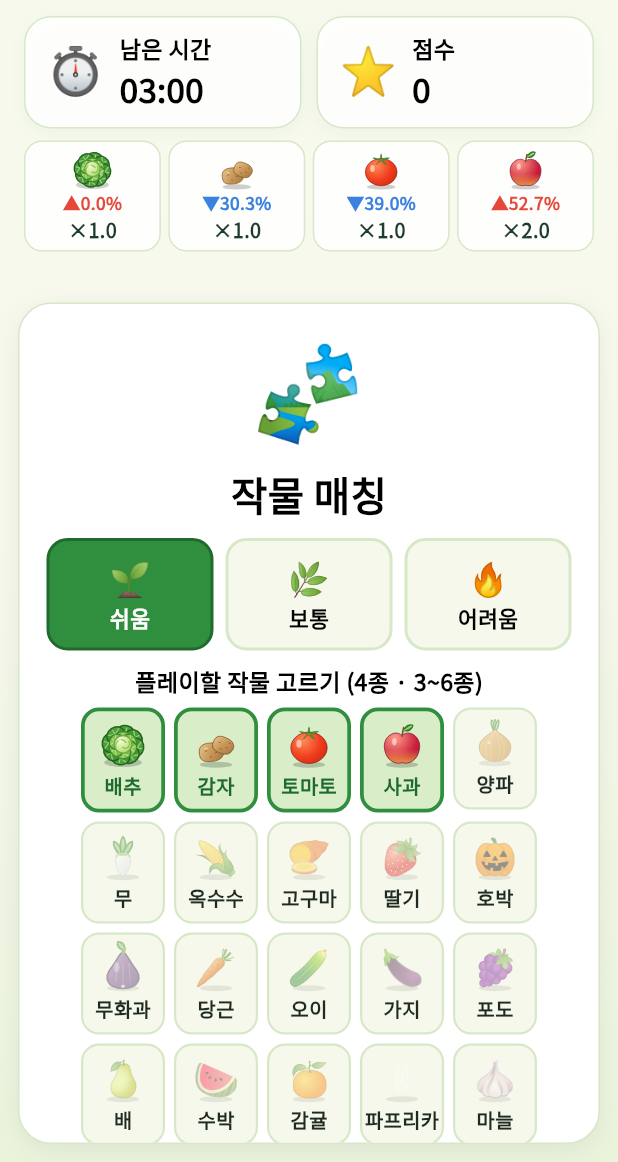
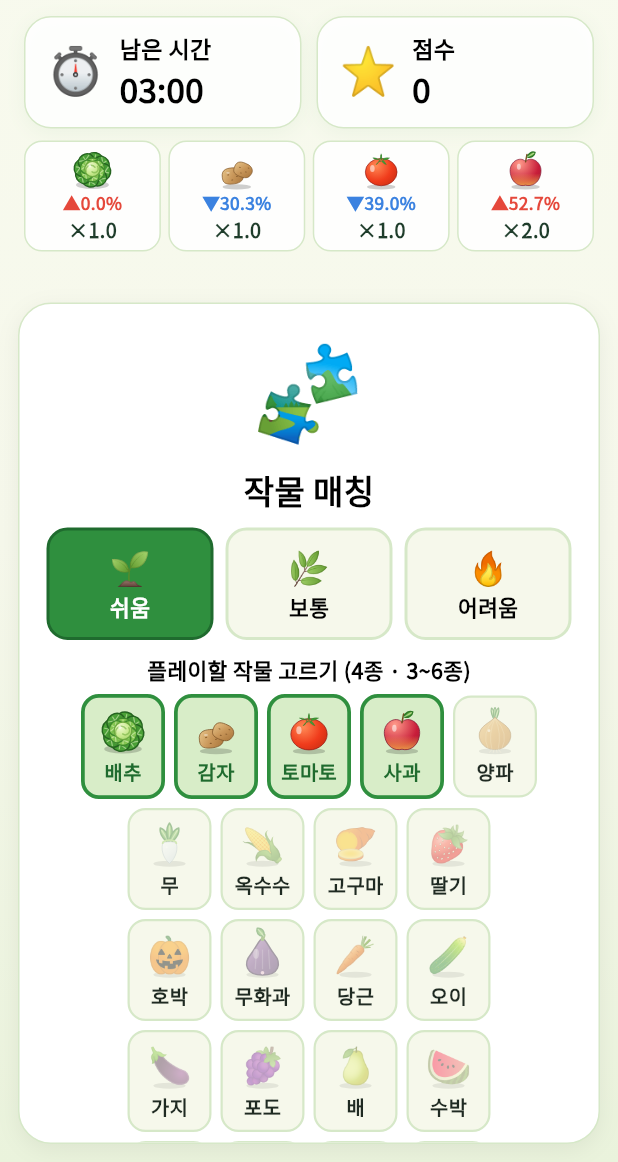
Before and after one commit to KIMGAYEONG12/sise_nongbu, a Flutter app: the MatchGamePage screen opened directly, on a phone screen of 412 x 824 dp, the part 74-1236 px from its top. Run offline on Flutter 3.47's test engine with Material 3 defaults, Android fonts, the phone set to English and light mode, and no system bars; our stand-ins replace cloud_firestore, firebase_auth, firebase_core, firebase_messaging, flutter_local_notifications, flutter_riverpod and 4 more; accounts and stored records are empty.

Commit message:
작물 매칭: 제목 글씨 축소, 작물 고르기 목록을 줄마다 고르게 나눠 마지막 줄에 혼자 남는 작물이 없게 함
Co-Authored-By: Claude Sonnet 5.5 <noreply@anthropic.com>

```diff
--- a/lib/views/match_game_page.dart
+++ b/lib/views/match_game_page.dart
@@ -700,19 +700,30 @@ class _MatchGamePageState extends ConsumerState<MatchGamePage> {
   Widget _cropPicker() => Column(mainAxisSize: MainAxisSize.min, children: [
         Text('플레이할 작물 고르기 (${_crops.length}종 · 3~6종)',
             style: const TextStyle(
-                fontSize: 14,
+                fontSize: 13,
                 fontWeight: FontWeight.w900,
                 color: Color(0xFF000000))),
         const SizedBox(height: 6),
-        Wrap(
-          alignment: WrapAlignment.center,
-          spacing: 6,
-          runSpacing: 6,
-          children: [
-            for (final code in matchCrops)
-              SizedBox(width: 56, child: _cropChip(code)),
-          ],
-        ),
+        // 한 줄에 들어가는 만큼으로 줄 수를 정한 뒤, 줄마다 개수를 고르게 나눠서 마지막 줄에 작물 하나만 덩그러니 남지 않게 한다
+        LayoutBuilder(builder: (context, box) {
+          const chip = 56.0, gap = 6.0;
+          final n = matchCrops.length;
+          final perRow = ((box.maxWidth + gap) / (chip + gap)).floor().clamp(1, n).toInt();
+          final rows = (n / perRow).ceil();
+          final base = n ~/ rows, extra = n % rows; // 앞의 [extra]줄이 하나씩 더 많다
+          var i = 0;
+          return Column(mainAxisSize: MainAxisSize.min, children: [
+            for (var r = 0; r < rows; r++) ...[
+              if (r > 0) const SizedBox(height: gap),
+              Row(mainAxisAlignment: MainAxisAlignment.center, children: [
+                for (var k = 0; k < base + (r < extra ? 1 : 0); k++) ...[
+                  if (k > 0) const SizedBox(width: gap),
+                  SizedBox(width: chip, child: _cropChip(matchCrops[i++])),
+                ],
+              ]),
+            ],
+          ]);
+        }),
       ]);
 
   Widget _cropChip(String code) {
@@ -812,7 +823,7 @@ class _MatchGamePageState extends ConsumerState<MatchGamePage> {
         const SizedBox(height: 4),
         const Text('작물 매칭',
             style: TextStyle(
-                fontSize: 24,
+                fontSize: 20,
                 fontWeight: FontWeight.w900,
                 color: Color(0xFF000000))),
         const SizedBox(height: 10),
```
Also changed, not shown: 1 other file.
